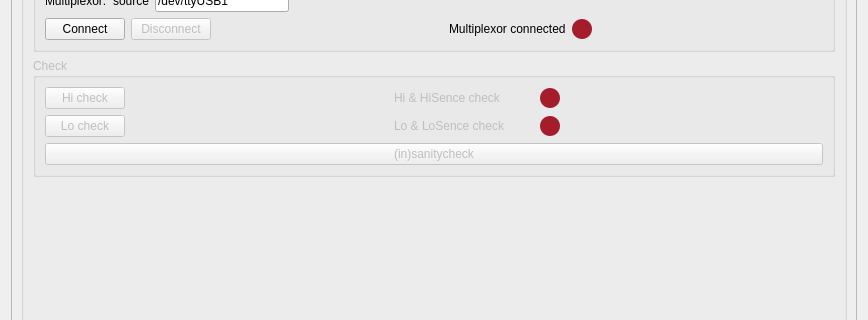
The window that plugins/conDetect/conDetect_settingsWidget.ui (pyIVLS/pyIVLS) describes before a commit, drawn with Qt 5; both pictures show x 0 to 868 and y 89 to 409 of the 868 by 649 pixel window.
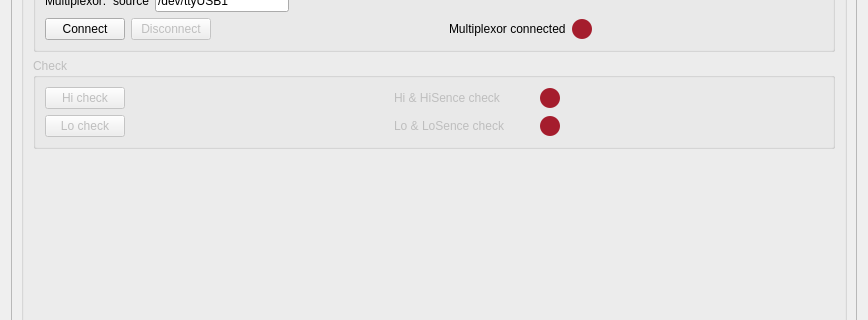
The same window after the commit.

Commit message: Refactor touch detection logic and update UI for stride and threshold settings

Patch:
```diff
--- a/plugins/conDetect/conDetect_settingsWidget.ui
+++ b/plugins/conDetect/conDetect_settingsWidget.ui
@@ -332,13 +332,6 @@
                </item>
               </layout>
              </item>
-             <item>
-              <widget class="QPushButton" name="sanityCheck">
-               <property name="text">
-                <string>(in)sanitycheck</string>
-               </property>
-              </widget>
-             </item>
             </layout>
            </widget>
           </item>
```
Left out of the diff: 16 changed lines with no effect on the pictures. The commit also changes 6 other files.
